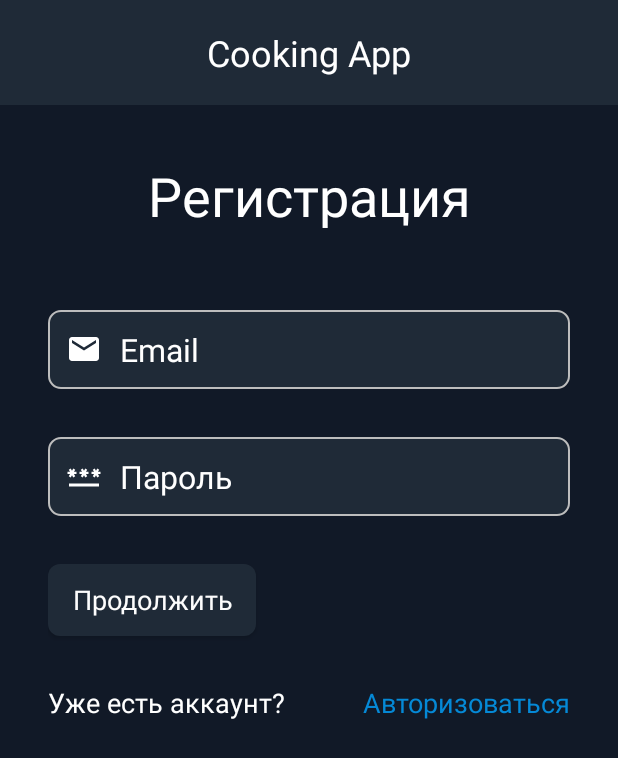
After one commit to Annddreyy/cooking_app, an Android app: the layout registration_form1.xml on its own in the app's theme, with its tools: preview values and no code run, on a phone screen of 412 x 824 dp. The commit adds this screen. Shown: the top 758 px of the screen. Run offline under Robolectric (Android 15) with nearby library versions, the phone set to English and light mode, and no system bars.

Commit message:
Add registration form 1

```diff
--- a/app/src/main/java/com/example/cookingapp/MainActivity.java
+++ b/app/src/main/java/com/example/cookingapp/MainActivity.java
@@ -9,6 +9,6 @@ public class MainActivity extends AppCompatActivity {
     @Override
     protected void onCreate(Bundle savedInstanceState) {
         super.onCreate(savedInstanceState);
-        setContentView(R.layout.activity_main);
+        setContentView(R.layout.registration_form1);
     }
 }
--- /dev/null
+++ b/app/src/main/res/drawable/email_input_icon.xml
@@ -0,0 +1,5 @@
+<vector xmlns:android="http://schemas.android.com/apk/res/android" android:height="24dp" android:tint="#FFFFFF" android:viewportHeight="24" android:viewportWidth="24" android:width="24dp">
+
+    <path android:fillColor="@android:color/white" android:pathData="M20,4L4,4c-1.1,0 -1.99,0.9 -1.99,2L2,18c0,1.1 0.9,2 2,2h16c1.1,0 2,-0.9 2,-2L22,6c0,-1.1 -0.9,-2 -2,-2zM20,8l-8,5 -8,-5L4,6l8,5 8,-5v2z"/>
+
+</vector>
--- /dev/null
+++ b/app/src/main/res/drawable/password_input_icon.xml
@@ -0,0 +1,5 @@
+<vector xmlns:android="http://schemas.android.com/apk/res/android" android:height="24dp" android:tint="#FFFFFF" android:viewportHeight="24" android:viewportWidth="24" android:width="24dp">
+
+    <path android:fillColor="@android:color/white" android:pathData="M2,17h20v2H2V17zM3.15,12.95L4,11.47l0.85,1.48l1.3,-0.75L5.3,10.72H7v-1.5H5.3l0.85,-1.47L4.85,7L4,8.47L3.15,7l-1.3,0.75L2.7,9.22H1v1.5h1.7L1.85,12.2L3.15,12.95zM9.85,12.2l1.3,0.75L12,11.47l0.85,1.48l1.3,-0.75l-0.85,-1.48H15v-1.5h-1.7l0.85,-1.47L12.85,7L12,8.47L11.15,7l-1.3,0.75l0.85,1.47H9v1.5h1.7L9.85,12.2zM23,9.22h-1.7l0.85,-1.47L20.85,7L20,8.47L19.15,7l-1.3,0.75l0.85,1.47H17v1.5h1.7l-0.85,1.48l1.3,0.75L20,11.47l0.85,1.48l1.3,-0.75l-0.85,-1.48H23V9.22z"/>
+
+</vector>
--- /dev/null
+++ b/app/src/main/res/drawable/rounded_corner_view.xml
@@ -0,0 +1,13 @@
+<?xml version="1.0" encoding="utf-8"?>
+
+<shape
+    xmlns:android="http://schemas.android.com/apk/res/android"
+    android:shape="rectangle">
+
+    <corners android:radius="8dp" />
+
+    <stroke android:width="1dp" android:color="#BDBDBD" />
+
+    <solid android:color="#1F2A37" />
+
+</shape>
--- /dev/null
+++ b/app/src/main/res/drawable/rounded_corner_view_button.xml
@@ -0,0 +1,11 @@
+<?xml version="1.0" encoding="utf-8"?>
+
+<shape
+    xmlns:android="http://schemas.android.com/apk/res/android"
+    android:shape="rectangle">
+
+    <corners android:radius="8dp" />
+
+    <solid android:color="#1F2A37" />
+
+</shape>
--- /dev/null
+++ b/app/src/main/res/layout/registration_form1.xml
@@ -0,0 +1,139 @@
+<?xml version="1.0" encoding="utf-8"?>
+<androidx.constraintlayout.widget.ConstraintLayout xmlns:android="http://schemas.android.com/apk/res/android"
+    xmlns:app="http://schemas.android.com/apk/res-auto"
+    xmlns:tools="http://schemas.android.com/tools"
+    android:layout_width="match_parent"
+    android:layout_height="match_parent"
+    android:background="#000000"
+    tools:context=".MainActivity">
+
+    <com.google.android.material.bottomnavigation.BottomNavigationView
+        android:id="@+id/top_bar"
+        android:layout_width="match_parent"
+        android:layout_height="70dp"
+        android:background="#1F2A37"
+        app:layout_constraintEnd_toEndOf="parent"
+        app:layout_constraintHorizontal_bias="0.666"
+        app:layout_constraintStart_toStartOf="parent"
+        app:layout_constraintTop_toTopOf="parent">
+
+        <TextView
+            android:id="@+id/app_title"
+            android:layout_width="match_parent"
+            android:layout_height="match_parent"
+            android:gravity="center"
+            android:text="@string/cooking_app_string"
+            android:textAlignment="center"
+            android:textColor="#FFFFFF"
+            android:textSize="24sp" />
+
+    </com.google.android.material.bottomnavigation.BottomNavigationView>
+
+    <LinearLayout
+        android:layout_width="match_parent"
+        android:layout_height="match_parent"
+        android:layout_marginTop="70dp"
+        android:background="#111927"
+        android:orientation="vertical"
+        app:layout_constraintBottom_toBottomOf="parent"
+        app:layout_constraintEnd_toEndOf="parent"
+        app:layout_constraintStart_toStartOf="parent"
+        app:layout_constraintTop_toTopOf="parent">
+
+        <TextView
+            android:id="@+id/textView"
+            android:layout_width="match_parent"
+            android:layout_height="wrap_content"
+            android:layout_marginTop="36dp"
+            android:text="Регистрация"
+            android:textAlignment="center"
+            android:textColor="#FFFFFF"
+            android:textSize="36sp" />
+
+        <LinearLayout
+            android:layout_width="match_parent"
+            android:layout_height="match_parent"
+            android:layout_marginTop="36dp"
+            android:orientation="vertical"
+            android:paddingLeft="32dp"
+            android:paddingTop="16dp"
+            android:paddingRight="32dp">
+
+            <EditText
+                android:id="@+id/editTextTextEmailAddress4"
+                android:layout_width="match_parent"
+                android:layout_height="wrap_content"
+                android:layout_marginBottom="32dp"
+                android:background="@drawable/rounded_corner_view"
+                android:drawableStart="@drawable/email_input_icon"
+                android:drawablePadding="12dp"
+                android:ems="10"
+                android:hint="Email"
+                android:inputType="textEmailAddress"
+                android:padding="12dp"
+                android:textColor="#FFFFFF"
+                android:textColorHint="#FFFFFF"
+                android:textSize="21sp" />
+
+            <EditText
+                android:id="@+id/editTextTextPassword"
+                android:layout_width="match_parent"
+                android:layout_height="wrap_content"
+                android:background="@drawable/rounded_corner_view"
+                android:drawableStart="@drawable/password_input_icon"
+                android:drawablePadding="12dp"
+                android:ems="10"
+                android:hint="Пароль"
+                android:inputType="textPassword"
+                android:padding="12dp"
+                android:textColor="#FFFFFF"
+                android:textColorHint="#FFFFFF"
+                android:textSize="21sp" />
+
+            <androidx.appcompat.widget.AppCompatButton
+                android:id="@+id/button2"
+                android:layout_width="wrap_content"
+                android:layout_height="wrap_content"
+                android:layout_marginTop="32dp"
+                android:background="@drawable/rounded_corner_view_button"
+                android:paddingLeft="16dp"
+                android:paddingTop="8dp"
+                android:paddingRight="16dp"
+                android:paddingBottom="8dp"
+                android:text="Продолжить"
+                android:textAppearance="@style/TextAppearance.AppCompat.Display1"
+                android:textColor="#FDFDFD"
+                android:textSize="18sp" />
+
+            <LinearLayout
+                android:layout_width="match_parent"
+                android:layout_height="wrap_content"
+                android:layout_marginTop="32dp"
+                android:orientation="horizontal">
+
+                <TextView
+                    android:id="@+id/textView2"
+                    android:layout_width="wrap_content"
+                    android:layout_height="wrap_content"
+                    android:layout_weight="1"
+                    android:text="Уже есть аккаунт?"
+                    android:textColor="#FFFFFF"
+                    android:textSize="18sp" />
+
+                <TextView
+                    android:id="@+id/textView3"
+                    android:layout_width="wrap_content"
+                    android:layout_height="wrap_content"
+                    android:layout_weight="1"
+                    android:text="Авторизоваться"
+                    android:textAlignment="textEnd"
+                    android:textColor="#0589D6"
+                    android:textSize="18sp" />
+            </LinearLayout>
+
+
+        </LinearLayout>
+
+    </LinearLayout>
+
+</androidx.constraintlayout.widget.ConstraintLayout>
```
Also changed, not shown: app/src/main/res/drawable-nodpi/maffin_card_photo.jpg (deleted).
